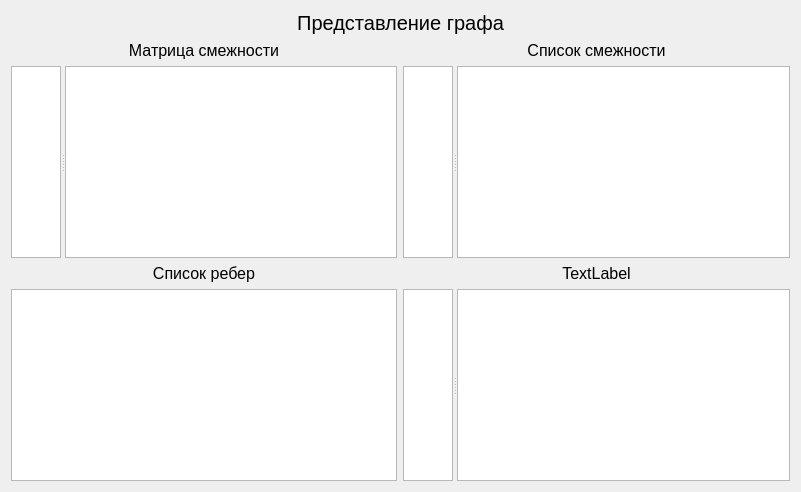
Above: visualgraph.ui from Nikitosis/Graph-Helper before the change. Below: the same form after it.
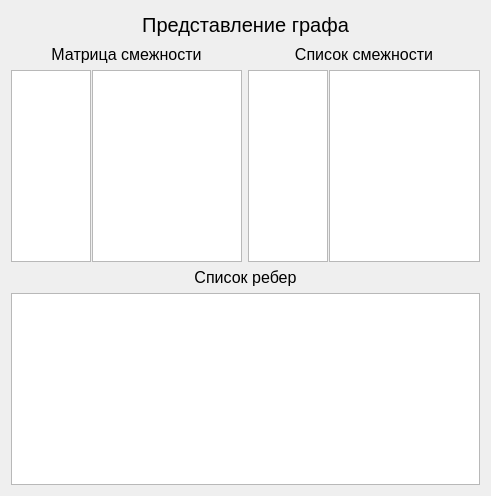
That is the form after the change.

Patch:
```diff
--- a/visualgraph.ui
+++ b/visualgraph.ui
@@ -6,15 +6,15 @@
    <rect>
     <x>0</x>
     <y>0</y>
-    <width>801</width>
-    <height>492</height>
+    <width>491</width>
+    <height>496</height>
    </rect>
   </property>
   <property name="windowTitle">
    <string>Dialog</string>
   </property>
-  <layout class="QVBoxLayout" name="verticalLayout_3">
-   <item>
+  <layout class="QGridLayout" name="gridLayout">
+   <item row="0" column="0">
     <widget class="QLabel" name="label_5">
      <property name="maximumSize">
       <size>
@@ -35,6 +35,8 @@
      </property>
     </widget>
    </item>
+   <item row="1" column="0">
+    <layout class="QVBoxLayout" name="verticalLayout_4">
    <item>
     <layout class="QHBoxLayout" name="horizontalLayout">
      <item>
@@ -62,9 +64,18 @@
        </item>
        <item>
         <widget class="QSplitter" name="splitter_2">
+           <property name="styleSheet">
+            <string notr="true"/>
+           </property>
+           <property name="lineWidth">
+            <number>1</number>
+           </property>
          <property name="orientation">
           <enum>Qt::Horizontal</enum>
          </property>
+           <property name="handleWidth">
+            <number>1</number>
+           </property>
          <widget class="QTextEdit" name="MatrixInfo">
           <property name="sizePolicy">
            <sizepolicy hsizetype="Fixed" vsizetype="Expanding">
@@ -80,7 +91,7 @@
           </property>
           <property name="maximumSize">
            <size>
-            <width>50</width>
+              <width>80</width>
             <height>16777215</height>
            </size>
           </property>
@@ -98,6 +109,9 @@
           <property name="verticalScrollBarPolicy">
            <enum>Qt::ScrollBarAlwaysOff</enum>
           </property>
+            <property name="readOnly">
+             <bool>true</bool>
+            </property>
          </widget>
          <widget class="QTextEdit" name="MatrixEdit">
           <property name="sizePolicy">
@@ -108,7 +122,7 @@
           </property>
           <property name="minimumSize">
            <size>
-            <width>0</width>
+              <width>20</width>
             <height>0</height>
            </size>
           </property>
@@ -120,55 +134,8 @@
           <property name="lineWrapMode">
            <enum>QTextEdit::NoWrap</enum>
           </property>
-         </widget>
-        </widget>
-       </item>
-       <item>
-        <widget class="QLabel" name="label_2">
-         <property name="maximumSize">
-          <size>
-           <width>16777215</width>
-           <height>40</height>
-          </size>
-         </property>
-         <property name="font">
-          <font>
-           <pointsize>12</pointsize>
-          </font>
-         </property>
-         <property name="text">
-          <string>Список ребер</string>
-         </property>
-         <property name="alignment">
-          <set>Qt::AlignCenter</set>
-         </property>
-        </widget>
-       </item>
-       <item>
-        <widget class="QSplitter" name="splitter_3">
-         <property name="orientation">
-          <enum>Qt::Horizontal</enum>
-         </property>
-         <widget class="QTextEdit" name="BridgeEdit">
-          <property name="sizePolicy">
-           <sizepolicy hsizetype="Preferred" vsizetype="MinimumExpanding">
-            <horstretch>0</horstretch>
-            <verstretch>0</verstretch>
-           </sizepolicy>
-          </property>
-          <property name="minimumSize">
-           <size>
-            <width>0</width>
-            <height>0</height>
-           </size>
-          </property>
-          <property name="font">
-           <font>
-            <pointsize>10</pointsize>
-           </font>
-          </property>
-          <property name="lineWrapMode">
-           <enum>QTextEdit::NoWrap</enum>
+            <property name="readOnly">
+             <bool>true</bool>
           </property>
          </widget>
         </widget>
@@ -203,6 +170,9 @@
          <property name="orientation">
           <enum>Qt::Horizontal</enum>
          </property>
+           <property name="handleWidth">
+            <number>1</number>
+           </property>
          <widget class="QTextEdit" name="ListInfo">
           <property name="sizePolicy">
            <sizepolicy hsizetype="Fixed" vsizetype="Expanding">
@@ -218,7 +188,7 @@
           </property>
           <property name="maximumSize">
            <size>
-            <width>50</width>
+              <width>80</width>
             <height>16777215</height>
            </size>
           </property>
@@ -236,6 +206,9 @@
           <property name="verticalScrollBarPolicy">
            <enum>Qt::ScrollBarAlwaysOff</enum>
           </property>
+            <property name="readOnly">
+             <bool>true</bool>
+            </property>
          </widget>
          <widget class="QTextEdit" name="ListEdit">
           <property name="sizePolicy">
@@ -258,11 +231,20 @@
           <property name="lineWrapMode">
            <enum>QTextEdit::NoWrap</enum>
           </property>
+            <property name="readOnly">
+             <bool>true</bool>
+            </property>
          </widget>
         </widget>
        </item>
+        </layout>
+       </item>
+      </layout>
+     </item>
        <item>
-        <widget class="QLabel" name="label_4">
+      <layout class="QVBoxLayout" name="verticalLayout_3">
+       <item>
+        <widget class="QLabel" name="Bridges">
          <property name="maximumSize">
           <size>
            <width>16777215</width>
@@ -275,7 +257,7 @@
           </font>
          </property>
          <property name="text">
-          <string>TextLabel</string>
+          <string>Список ребер</string>
          </property>
          <property name="alignment">
           <set>Qt::AlignCenter</set>
@@ -283,45 +265,14 @@
         </widget>
        </item>
        <item>
-        <widget class="QSplitter" name="splitter_5">
+        <widget class="QSplitter" name="splitter_3">
          <property name="orientation">
           <enum>Qt::Horizontal</enum>
          </property>
-         <widget class="QTextEdit" name="textEdit_7">
-          <property name="sizePolicy">
-           <sizepolicy hsizetype="Fixed" vsizetype="Expanding">
-            <horstretch>0</horstretch>
-            <verstretch>0</verstretch>
-           </sizepolicy>
-          </property>
-          <property name="minimumSize">
-           <size>
-            <width>20</width>
-            <height>0</height>
-           </size>
-          </property>
-          <property name="maximumSize">
-           <size>
-            <width>50</width>
-            <height>16777215</height>
-           </size>
-          </property>
-          <property name="baseSize">
-           <size>
-            <width>0</width>
-            <height>0</height>
-           </size>
-          </property>
-          <property name="font">
-           <font>
-            <pointsize>10</pointsize>
-           </font>
-          </property>
-          <property name="verticalScrollBarPolicy">
-           <enum>Qt::ScrollBarAlwaysOff</enum>
-          </property>
-         </widget>
-         <widget class="QTextEdit" name="MatrixEdit_7">
+         <property name="handleWidth">
+          <number>1</number>
+         </property>
+         <widget class="QTextEdit" name="BridgeEdit">
           <property name="sizePolicy">
            <sizepolicy hsizetype="Preferred" vsizetype="MinimumExpanding">
             <horstretch>0</horstretch>
@@ -342,6 +293,9 @@
           <property name="lineWrapMode">
            <enum>QTextEdit::NoWrap</enum>
           </property>
+          <property name="readOnly">
+           <bool>true</bool>
+          </property>
          </widget>
         </widget>
        </item>
```
Left out of the diff: 4 changed lines with no effect on the pictures. Lines whose indentation alone changed are shown as unchanged.
